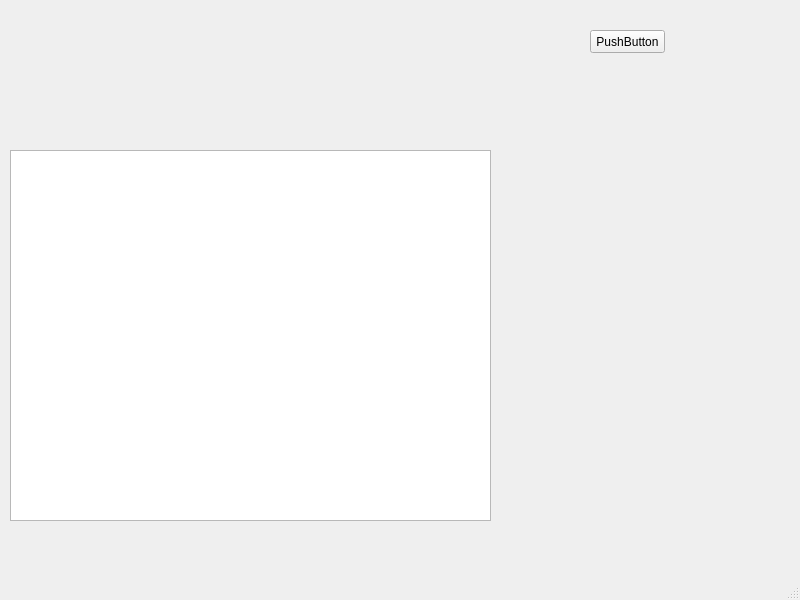
First picture: the form in uis/chainNodeUI.ui, repository JakubBurczyk/sr_blockchain, before the edit.
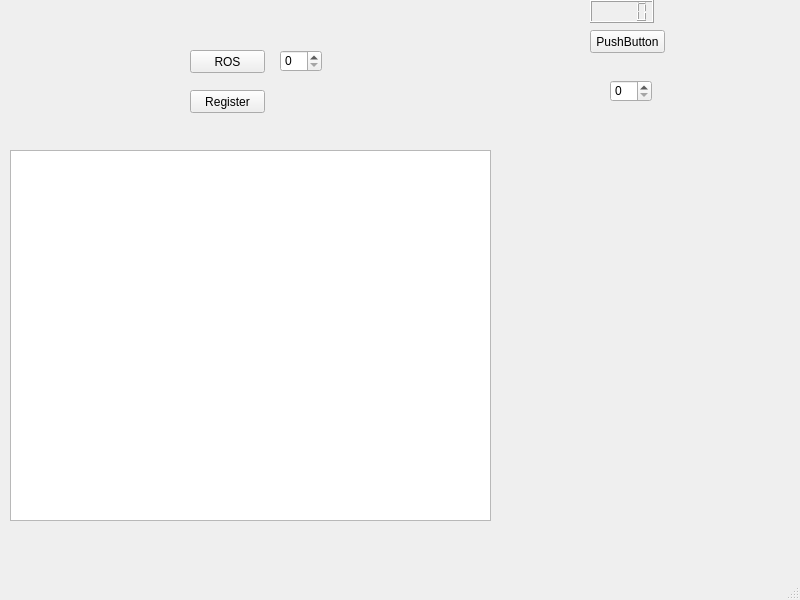
Second picture: the form after the edit.

Commit message: ChainNode key sets

The edit to the form file:
```diff
--- a/uis/chainNodeUI.ui
+++ b/uis/chainNodeUI.ui
@@ -37,6 +37,62 @@
      </rect>
     </property>
    </widget>
+   <widget class="QSpinBox" name="spinBox">
+    <property name="geometry">
+     <rect>
+      <x>610</x>
+      <y>80</y>
+      <width>42</width>
+      <height>22</height>
+     </rect>
+    </property>
+   </widget>
+   <widget class="QLCDNumber" name="lcdNumber">
+    <property name="geometry">
+     <rect>
+      <x>590</x>
+      <y>0</y>
+      <width>64</width>
+      <height>23</height>
+     </rect>
+    </property>
+   </widget>
+   <widget class="QPushButton" name="pushButton_startROS">
+    <property name="geometry">
+     <rect>
+      <x>190</x>
+      <y>50</y>
+      <width>75</width>
+      <height>23</height>
+     </rect>
+    </property>
+    <property name="text">
+     <string>ROS</string>
+    </property>
+   </widget>
+   <widget class="QSpinBox" name="spinBox_ROS">
+    <property name="geometry">
+     <rect>
+      <x>280</x>
+      <y>50</y>
+      <width>42</width>
+      <height>22</height>
+     </rect>
+    </property>
+   </widget>
+   <widget class="QPushButton" name="pushButton_register">
+    <property name="geometry">
+     <rect>
+      <x>190</x>
+      <y>90</y>
+      <width>75</width>
+      <height>23</height>
+     </rect>
+    </property>
+    <property name="text">
+     <string>Register</string>
+    </property>
+   </widget>
   </widget>
   <widget class="QMenuBar" name="menubar">
    <property name="geometry">
```
The commit also changes 10 other files.
